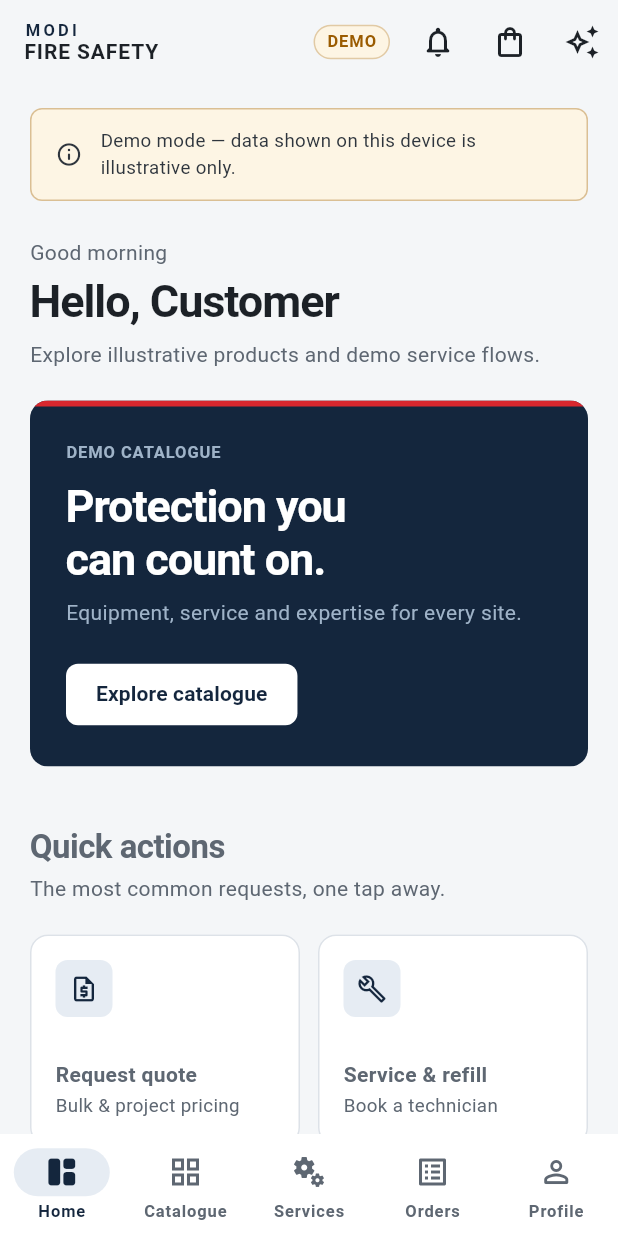
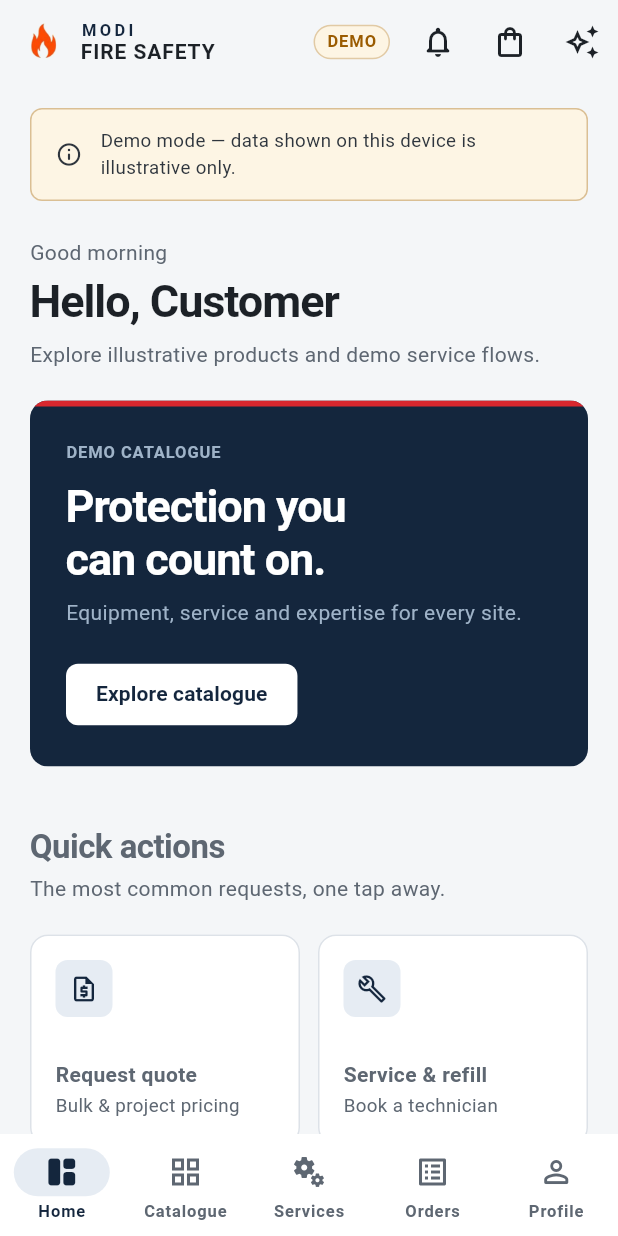
Before and after one commit to tejaskhanna989/modi-fire-safety-app, a Flutter app: the screen it shows after launch, on a phone screen of 412 x 824 dp. Run offline on Flutter 3.47's test engine with Material 3 defaults, Android fonts, the phone set to English and light mode, and no system bars; accounts and stored records are empty.

Commit message:
Brand: use supplied flame logo (transparent PNG) in the shared brand lockup
Co-authored-by: arena-agent <297053741+arena-agent@users.noreply.github.com>

```diff
--- a/lib/core/widgets/brand_wordmark.dart
+++ b/lib/core/widgets/brand_wordmark.dart
@@ -1,11 +1,12 @@
 import 'package:flutter/material.dart';
 
 import '../theme/app_colors.dart';
+import '../theme/app_spacing.dart';
 import '../theme/app_typography.dart';
 
-/// Temporary text-only brand treatment. No logo asset has been supplied, so
-/// this is typography only. Replace the body of this widget (and nowhere
-/// else) when an approved logo is available.
+/// Brand lockup: the supplied flame logo plus the wordmark text. The logo
+/// asset is declared in pubspec.yaml; change it here (and nowhere else) if
+/// the brand assets are updated.
 class BrandWordmark extends StatelessWidget {
   const BrandWordmark({super.key, this.onDark = false});
 
@@ -17,7 +18,18 @@ class BrandWordmark extends StatelessWidget {
     final primary = onDark ? AppColors.white : AppColors.navy;
     final secondary = onDark ? AppColors.navyLight : AppColors.ink;
 
-    return Column(
+    return Row(
+      mainAxisSize: MainAxisSize.min,
+      children: <Widget>[
+        Image.asset(
+          'assets/brand/flame_logo.png',
+          height: 36,
+          fit: BoxFit.contain,
+          filterQuality: FilterQuality.medium,
+          semanticLabel: 'Modi Fire Safety logo',
+        ),
+        const SizedBox(width: AppSpacing.md),
+        Column(
           crossAxisAlignment: CrossAxisAlignment.start,
           mainAxisSize: MainAxisSize.min,
           children: <Widget>[
@@ -39,6 +51,8 @@ class BrandWordmark extends StatelessWidget {
             ),
           ),
           ],
+        ),
+      ],
     );
   }
 }
--- a/pubspec.yaml
+++ b/pubspec.yaml
@@ -18,4 +18,5 @@ dev_dependencies:
 
 flutter:
   uses-material-design: true
-  assets: []
+  assets:
+    - assets/brand/flame_logo.png
```
Also changed, not shown: assets/brand/flame_logo.png (added), 1 other file. Lines whose indentation alone changed are shown as unchanged.
